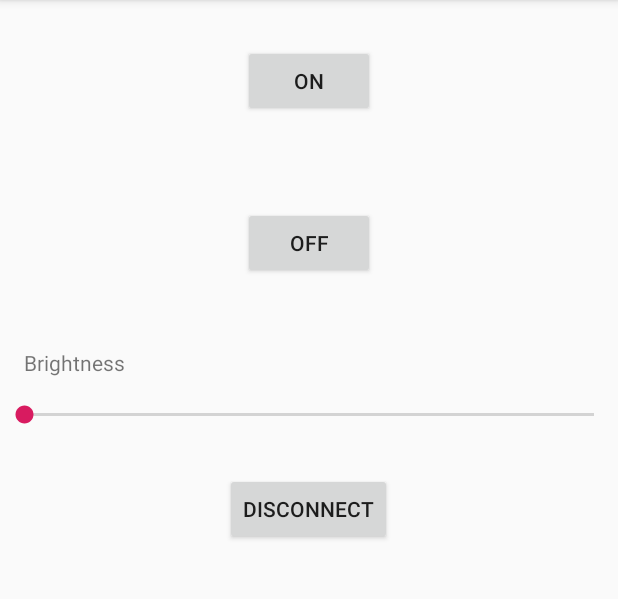
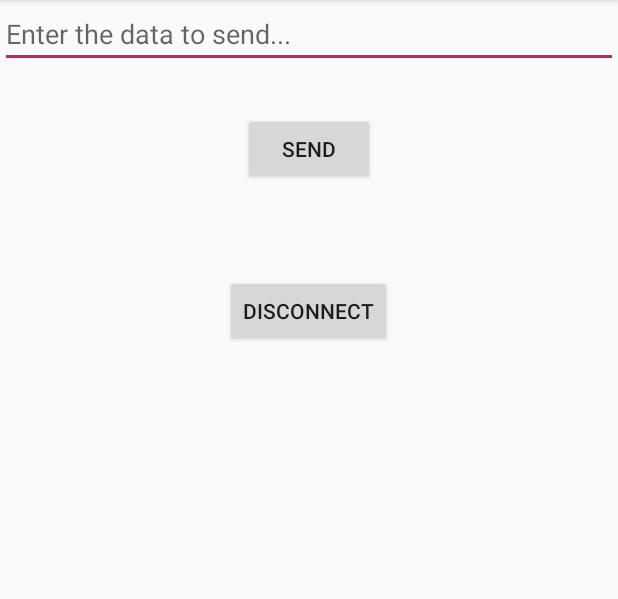
Before and after one commit to Devansh-Maurya/Bulb-Control-By-Arduino-and-Mobile, an Android app: the LEDControlActivity screen opened directly, with no data from a screen before it, on a phone screen of 412 x 824 dp, the part 84-683 px from its top. Run offline under Robolectric (Android 15) with nearby library versions, the phone set to English and light mode, and no system bars; 4 statements that could not run were skipped.

Commit message:
Removed SeekBar, as relay is not able to control brightness

```diff
--- a/BluetoothBulbControl/app/src/main/java/me/devanshmaurya/bluetoothcontrol/LEDControlActivity.java
+++ b/BluetoothBulbControl/app/src/main/java/me/devanshmaurya/bluetoothcontrol/LEDControlActivity.java
@@ -12,7 +12,9 @@ import android.support.v7.app.AppCompatActivity;
 import android.util.Log;
 import android.view.View;
 import android.widget.Button;
+import android.widget.EditText;
 import android.widget.SeekBar;
+import android.widget.TextView;
 import android.widget.Toast;
 
 import java.io.IOException;
@@ -22,6 +24,7 @@ public class LEDControlActivity extends AppCompatActivity {
 
     private Button buttonOn, buttonOff, buttonDisconnect;
     private SeekBar brightnessBar;
+    private EditText textCommand;
     private String address;
     private ProgressDialog progress;
     private BluetoothAdapter bluetoothAdapter;
@@ -37,8 +40,8 @@ public class LEDControlActivity extends AppCompatActivity {
         Intent receivedIntent = getIntent();
         address = receivedIntent.getStringExtra(MainActivity.EXTRA_ADDRESS);
 
+        textCommand = findViewById(R.id.command_edit_text);
         buttonOn = findViewById(R.id.button_on);
-        buttonOff = findViewById(R.id.button_off);
         buttonDisconnect = findViewById(R.id.button_disconnect);
         brightnessBar = findViewById(R.id.brightness_bar);
 
@@ -49,21 +52,10 @@ public class LEDControlActivity extends AppCompatActivity {
             public void onClick(View view) {
                 if (bluetoothSocket != null) {
                     try {
-                        bluetoothSocket.getOutputStream().write("1".toString().getBytes());
-                        Toast.makeText(getApplicationContext(), "Sent: " + ((byte) 1), Toast.LENGTH_LONG).show();
-                    } catch (IOException e) {
-                        showToast("Error!!!");
-                    }
-                }
-            }
-        });
-
-        buttonOff.setOnClickListener(new View.OnClickListener() {
-            @Override
-            public void onClick(View view) {
-                if (bluetoothSocket != null) {
-                    try {
-                        bluetoothSocket.getOutputStream().write("0".toString().getBytes());
+                        byte[] commandBytes = textCommand.getText().toString().getBytes();
+                        bluetoothSocket.getOutputStream().write(commandBytes);
+                        Toast.makeText(getApplicationContext(), "Sent: " + textCommand.getText().toString(),
+                                Toast.LENGTH_SHORT).show();
                     } catch (IOException e) {
                         showToast("Error!!!");
                     }
@@ -85,34 +77,10 @@ public class LEDControlActivity extends AppCompatActivity {
                 finish();   //Return to the previous activity
             }
         });
-
-        brightnessBar.setOnSeekBarChangeListener(new SeekBar.OnSeekBarChangeListener() {
-            @Override
-            public void onProgressChanged(SeekBar seekBar, int progress, boolean fromUser) {
-                if (fromUser) {
-                    try {
-                        if (bluetoothSocket != null)
-                            bluetoothSocket.getOutputStream().write(String.valueOf(progress).getBytes());
-                    } catch (IOException e) {
-                        showToast("Error!!!");
-                    }
-                }
-            }
-
-            @Override
-            public void onStartTrackingTouch(SeekBar seekBar) {
-
-            }
-
-            @Override
-            public void onStopTrackingTouch(SeekBar seekBar) {
-
-            }
-        });
     }
 
     private void showToast(String message) {
-        Toast.makeText(getApplicationContext(), message, Toast.LENGTH_LONG).show();
+        Toast.makeText(getApplicationContext(), message, Toast.LENGTH_SHORT).show();
     }
 
     private class ConnectBluetooth extends AsyncTask<Void, Void, Void> {
--- a/BluetoothBulbControl/app/src/main/res/layout/activity_ledcontrol.xml
+++ b/BluetoothBulbControl/app/src/main/res/layout/activity_ledcontrol.xml
@@ -5,34 +5,19 @@
     android:layout_width="match_parent"
     android:orientation="vertical">
 
-    <Button
-        android:layout_width="wrap_content"
+    <EditText
+        android:layout_width="match_parent"
         android:layout_height="wrap_content"
-        android:layout_gravity="center_horizontal"
-        android:text="On"
-        android:layout_margin="30dp"
-        android:id="@+id/button_on"/>
+        android:hint="Enter the data to send..."
+        android:id="@+id/command_edit_text"/>
 
     <Button
         android:layout_width="wrap_content"
         android:layout_height="wrap_content"
         android:layout_gravity="center_horizontal"
-        android:text="Off"
+        android:text="Send"
         android:layout_margin="30dp"
-        android:id="@+id/button_off"/>
-
-    <TextView
-        android:layout_width="wrap_content"
-        android:layout_height="wrap_content"
-        android:text="Brightness"
-        android:padding="16dp" />
-
-    <SeekBar
-        android:layout_width="match_parent"
-        android:layout_height="wrap_content"
-        android:paddingLeft="16dp"
-        android:paddingRight="16dp"
-        android:id="@+id/brightness_bar"/>
+        android:id="@+id/button_on"/>
 
     <Button
         android:layout_width="wrap_content"
```
